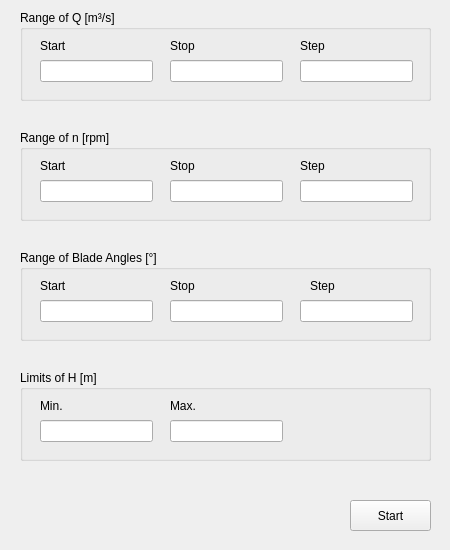
Old version of the form src/GUI_QtDesigner/maximise_output_widget.ui in the repository AudriusZ/Hill-Chart-Calculator.
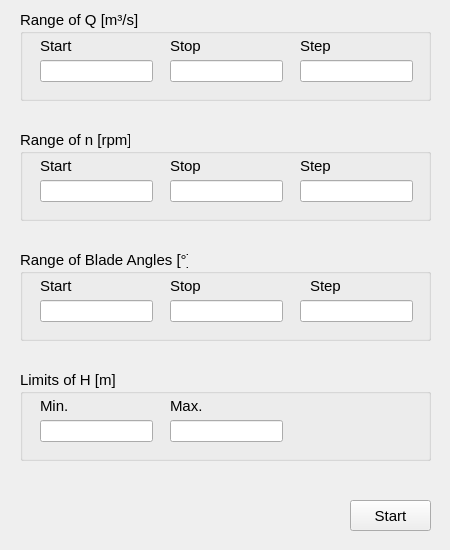
New version of the form.

Commit message: change of font from 9 to 11 and fix return to default size 9 when toggling

```diff
--- a/src/GUI_QtDesigner/maximise_output_widget.ui
+++ b/src/GUI_QtDesigner/maximise_output_widget.ui
@@ -10,6 +10,11 @@
     <height>550</height>
    </rect>
   </property>
+  <property name="font">
+   <font>
+    <pointsize>11</pointsize>
+   </font>
+  </property>
   <property name="windowTitle">
    <string>Form</string>
   </property>
```
The commit also changes 8 other files.
